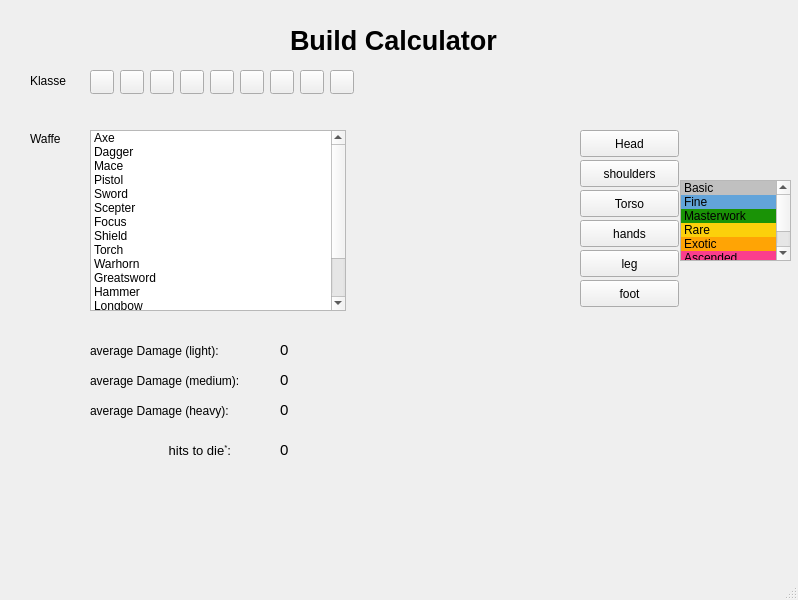
Qt form mainwindow.ui (Ydalirsson/GW2-Calculator) before a commit.
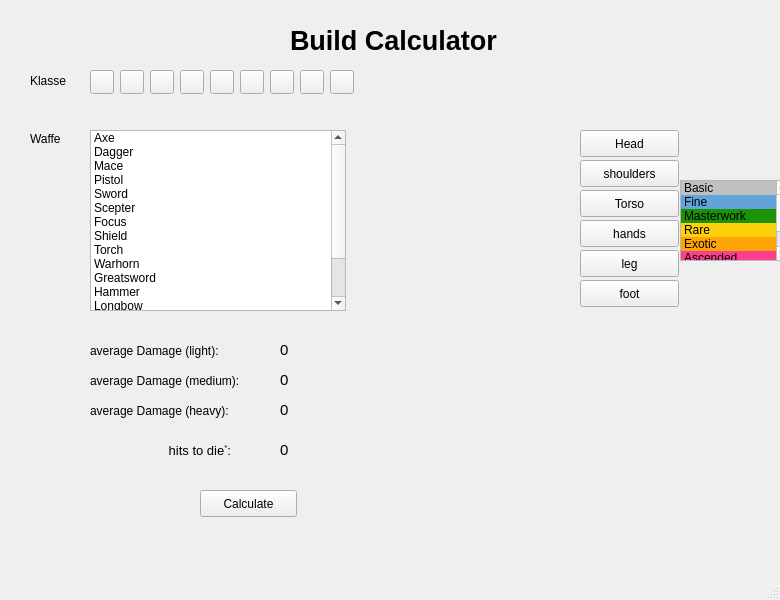
The same form after that commit. Icons and pictures are not drawn.

What changed in the file:
```diff
--- a/mainwindow.ui
+++ b/mainwindow.ui
@@ -6,7 +6,7 @@
    <rect>
     <x>0</x>
     <y>0</y>
-    <width>798</width>
+    <width>780</width>
     <height>600</height>
    </rect>
   </property>
@@ -642,6 +642,19 @@
      </property>
     </item>
    </widget>
+   <widget class="QPushButton" name="btnCalculate">
+    <property name="geometry">
+     <rect>
+      <x>200</x>
+      <y>490</y>
+      <width>97</width>
+      <height>27</height>
+     </rect>
+    </property>
+    <property name="text">
+     <string>Calculate</string>
+    </property>
+   </widget>
   </widget>
   <widget class="QMenuBar" name="menubar">
    <property name="geometry">
```
Left out of the diff: 6 changed lines with no effect on the pictures.
